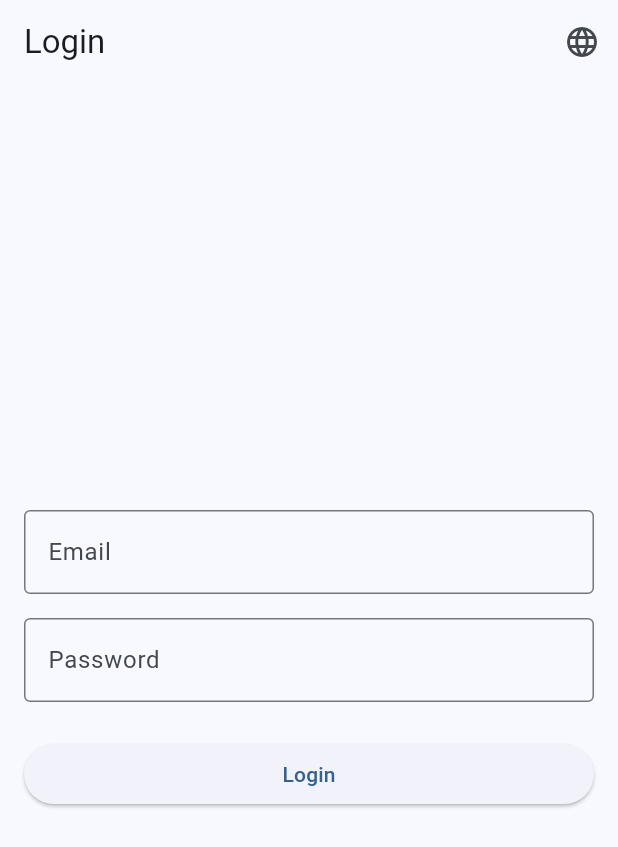
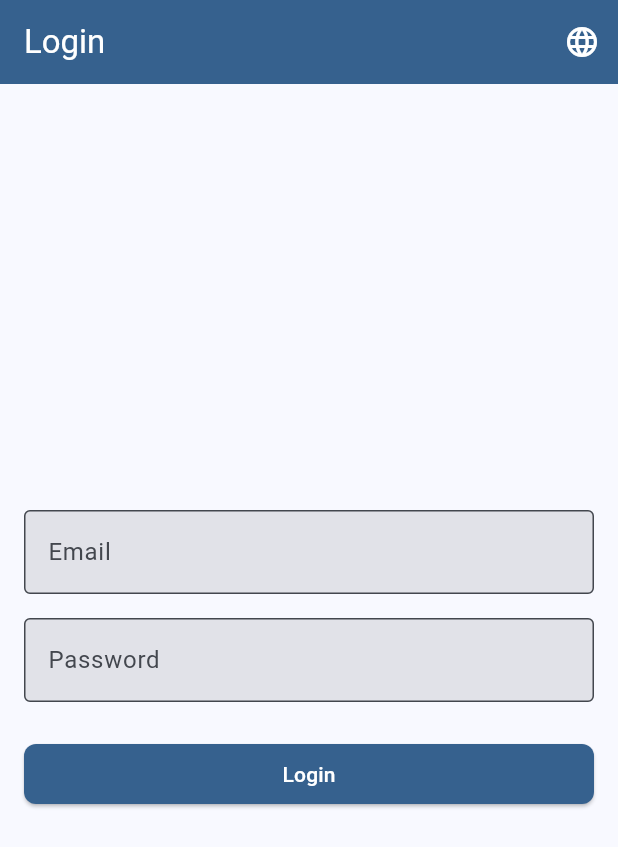
Before and after one commit to chuonghoai/SmartSpace_Client, a Flutter app: the screen it shows after launch, after a tap on the "language" icon, on a phone screen of 412 x 824 dp. Shown: the top 847 px of the screen. Run offline on Flutter 3.47's test engine with Material 3 defaults, Android fonts, the phone set to English and light mode, and no system bars; our stand-ins replace dio, flutter_secure_storage, go_router, jwt_decoder, shared_preferences.

Commit message:
feat: add theme mode light - dark

```diff
--- /dev/null
+++ b/lib/core/theme/app_theme.dart
@@ -0,0 +1,89 @@
+import 'package:flutter/material.dart';
+
+class AppTheme {
+  static const Color _seedColor = Colors.blue;
+
+  static ThemeData get lightTheme {
+    final colorScheme = ColorScheme.fromSeed(
+      seedColor: _seedColor,
+      brightness: Brightness.light,
+    );
+
+    return ThemeData(
+      colorScheme: colorScheme,
+      useMaterial3: true,
+      scaffoldBackgroundColor: colorScheme.surface,
+      appBarTheme: AppBarTheme(
+        backgroundColor: colorScheme.primary,
+        foregroundColor: colorScheme.onPrimary,
+        elevation: 0,
+      ),
+      cardTheme: CardThemeData(
+        color: colorScheme.surface,
+        elevation: 4,
+        margin: EdgeInsets.zero,
+        shape: RoundedRectangleBorder(
+          borderRadius: BorderRadius.circular(12),
+        ),
+      ),
+      inputDecorationTheme: InputDecorationTheme(
+        border: OutlineInputBorder(
+          borderRadius: BorderRadius.circular(8),
+        ),
+        filled: true,
+        fillColor: colorScheme.surfaceContainerHighest,
+      ),
+      elevatedButtonTheme: ElevatedButtonThemeData(
+        style: ElevatedButton.styleFrom(
+          backgroundColor: colorScheme.primary,
+          foregroundColor: colorScheme.onPrimary,
+          shape: RoundedRectangleBorder(
+            borderRadius: BorderRadius.circular(8),
+          ),
+        ),
+      ),
+    );
+  }
+
+  static ThemeData get darkTheme {
+    final colorScheme = ColorScheme.fromSeed(
+      seedColor: _seedColor,
+      brightness: Brightness.dark,
+    );
+
+    return ThemeData(
+      colorScheme: colorScheme,
+      useMaterial3: true,
+      scaffoldBackgroundColor: colorScheme.surface,
+      appBarTheme: AppBarTheme(
+        backgroundColor: colorScheme.surfaceContainer,
+        foregroundColor: colorScheme.onSurface,
+        elevation: 0,
+      ),
+      cardTheme: CardThemeData(
+        color: colorScheme.surfaceContainerLow,
+        elevation: 4,
+        margin: EdgeInsets.zero,
+        shape: RoundedRectangleBorder(
+          borderRadius: BorderRadius.circular(12),
+        ),
+      ),
+      inputDecorationTheme: InputDecorationTheme(
+        border: OutlineInputBorder(
+          borderRadius: BorderRadius.circular(8),
+        ),
+        filled: true,
+        fillColor: colorScheme.surfaceContainerHighest,
+      ),
+      elevatedButtonTheme: ElevatedButtonThemeData(
+        style: ElevatedButton.styleFrom(
+          backgroundColor: colorScheme.primary,
+          foregroundColor: colorScheme.onPrimary,
+          shape: RoundedRectangleBorder(
+            borderRadius: BorderRadius.circular(8),
+          ),
+        ),
+      ),
+    );
+  }
+}
--- /dev/null
+++ b/lib/core/theme/theme_provider.dart
@@ -0,0 +1,62 @@
+import 'package:flutter/material.dart';
+import '../storage/shared_preferences.dart';
+
+const String _themeModeKey = 'theme_mode';
+
+class ThemeProvider extends ChangeNotifier {
+  ThemeMode _themeMode = ThemeMode.system;
+  bool _isInitialized = false;
+
+  ThemeMode get themeMode => _themeMode;
+  bool get isInitialized => _isInitialized;
+
+  ThemeProvider() {
+    _loadThemeMode();
+  }
+
+  Future<void> _loadThemeMode() async {
+    final savedMode = await sharedPreferencesService.get<String>(_themeModeKey);
+
+    if (savedMode != null) {
+      switch (savedMode) {
+        case 'light':
+          _themeMode = ThemeMode.light;
+          break;
+        case 'dark':
+          _themeMode = ThemeMode.dark;
+          break;
+        case 'system':
+        default:
+          _themeMode = ThemeMode.system;
+          break;
+      }
+    }
+
+    _isInitialized = true;
+    notifyListeners();
+  }
+
+  Future<void> setThemeMode(ThemeMode mode) async {
+    if (_themeMode == mode) return;
+
+    _themeMode = mode;
+    notifyListeners();
+
+    String modeString;
+    switch (mode) {
+      case ThemeMode.light:
+        modeString = 'light';
+        break;
+      case ThemeMode.dark:
+        modeString = 'dark';
+        break;
+      case ThemeMode.system:
+        modeString = 'system';
+        break;
+    }
+
+    await sharedPreferencesService.set(_themeModeKey, modeString);
+  }
+}
+
+final themeProvider = ThemeProvider();
--- a/lib/main.dart
+++ b/lib/main.dart
@@ -3,7 +3,8 @@ import 'package:flutter_localizations/flutter_localizations.dart';
 import 'l10n/app_localizations.dart';
 import 'routes/app_router.dart';
 import 'core/localization/locale_provider.dart';
-
+import 'core/theme/app_theme.dart';
+import 'core/theme/theme_provider.dart';
 void main() {
   runApp(const SmartSpaceApp());
 }
@@ -14,14 +15,13 @@ class SmartSpaceApp extends StatelessWidget {
   @override
   Widget build(BuildContext context) {
     return ListenableBuilder(
-      listenable: localeProvider,
+      listenable: Listenable.merge([localeProvider, themeProvider]),
       builder: (context, child) {
         return MaterialApp.router(
           title: 'SmartSpace Client',
-          theme: ThemeData(
-            colorScheme: ColorScheme.fromSeed(seedColor: Colors.blue),
-            useMaterial3: true,
-          ),
+          theme: AppTheme.lightTheme,
+          darkTheme: AppTheme.darkTheme,
+          themeMode: themeProvider.themeMode,
           locale: localeProvider.locale,
           localizationsDelegates: const [
             AppLocalizations.delegate,
--- a/lib/ui/web/login_screen.dart
+++ b/lib/ui/web/login_screen.dart
@@ -22,10 +22,10 @@ class WebLoginScreen extends StatelessWidget {
                 children: [
                   Text(
                     l10n.login,
-                    style: TextStyle(
-                      fontSize: 24,
-                      fontWeight: FontWeight.bold,
-                    ),
+                    style: Theme.of(context).textTheme.headlineSmall?.copyWith(
+                          fontWeight: FontWeight.bold,
+                          color: Theme.of(context).colorScheme.primary,
+                        ),
                     textAlign: TextAlign.center,
                   ),
                   const SizedBox(height: 32),
```
